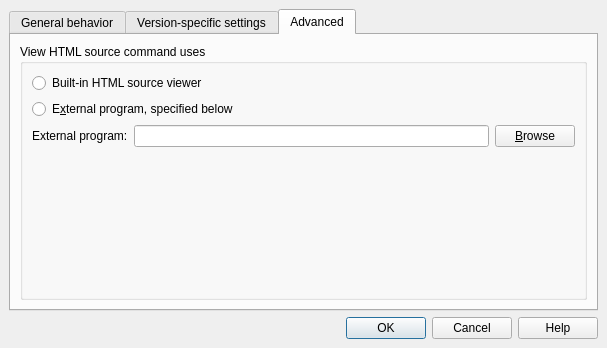
Qt form src/dialog_setup.ui (gyunaev/kchmviewer) before a commit.
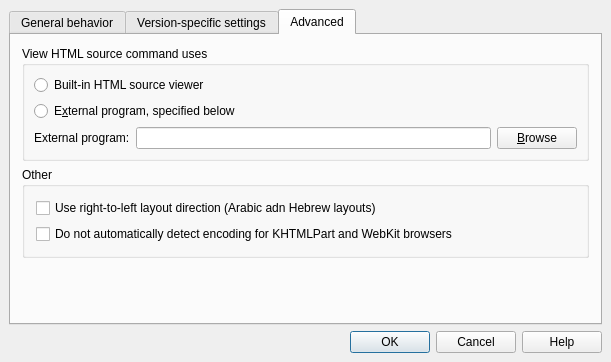
The same form after that commit. The open tabs and pages were chosen to show the change.

Commit message: - Added support for right-to-left layouts; - Added support for disabling encoding autodetection for KHTMLPart and QtWebKit, since they do detection themselves.

Patch:
```diff
--- a/src/dialog_setup.ui
+++ b/src/dialog_setup.ui
@@ -6,7 +6,7 @@
     <x>0</x>
     <y>0</y>
     <width>607</width>
-    <height>348</height>
+    <height>362</height>
    </rect>
   </property>
   <property name="sizePolicy" >
@@ -521,21 +521,6 @@
        <string>Advanced</string>
       </attribute>
       <layout class="QVBoxLayout" >
-       <property name="spacing" >
-        <number>6</number>
-       </property>
-       <property name="leftMargin" >
-        <number>9</number>
-       </property>
-       <property name="topMargin" >
-        <number>9</number>
-       </property>
-       <property name="rightMargin" >
-        <number>9</number>
-       </property>
-       <property name="bottomMargin" >
-        <number>9</number>
-       </property>
        <item>
         <widget class="QGroupBox" name="buttonGroup7" >
          <property name="title" >
@@ -616,22 +601,45 @@
             </item>
            </layout>
           </item>
+         </layout>
+        </widget>
+       </item>
+       <item>
+        <widget class="QGroupBox" name="groupBox" >
+         <property name="title" >
+          <string>Other</string>
+         </property>
+         <layout class="QVBoxLayout" >
           <item>
-           <spacer>
-            <property name="orientation" >
-             <enum>Qt::Vertical</enum>
+           <widget class="QCheckBox" name="boxLayoutDirectionRL" >
+            <property name="text" >
+             <string>Use right-to-left layout direction (Arabic adn Hebrew layouts)</string>
             </property>
-            <property name="sizeHint" >
-             <size>
-              <width>20</width>
-              <height>40</height>
-             </size>
+           </widget>
+          </item>
+          <item>
+           <widget class="QCheckBox" name="boxAutodetectEncoding" >
+            <property name="text" >
+             <string>Do not automatically detect encoding for KHTMLPart and WebKit browsers</string>
             </property>
-           </spacer>
+           </widget>
           </item>
          </layout>
         </widget>
        </item>
+       <item>
+        <spacer>
+         <property name="orientation" >
+          <enum>Qt::Vertical</enum>
+         </property>
+         <property name="sizeHint" >
+          <size>
+           <width>567</width>
+           <height>21</height>
+          </size>
+         </property>
+        </spacer>
+       </item>
       </layout>
      </widget>
     </widget>
```
Left out of the diff: 19 changed lines with no effect on the pictures. The commit also changes 8 other files.
